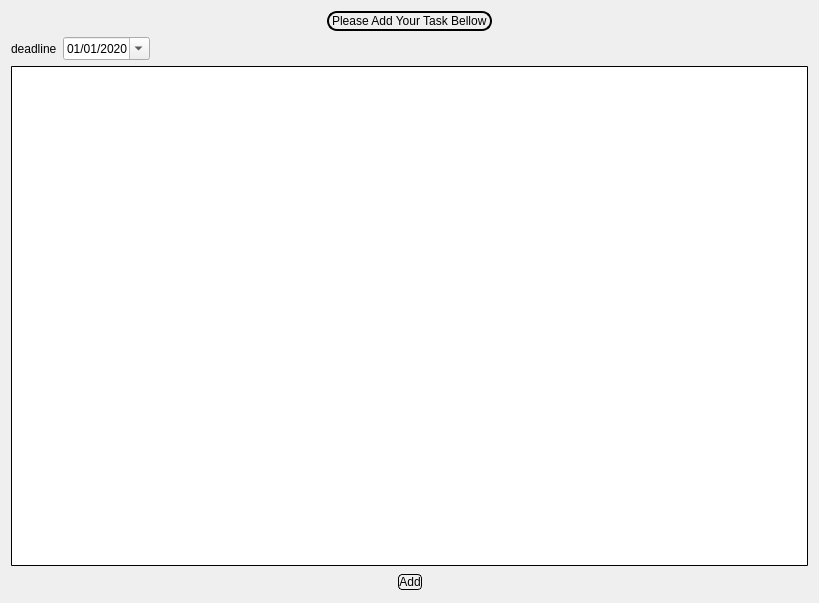
Old version of the form secdialog.ui in the repository ismesunny/Qt-To-Do-List-App-Project.
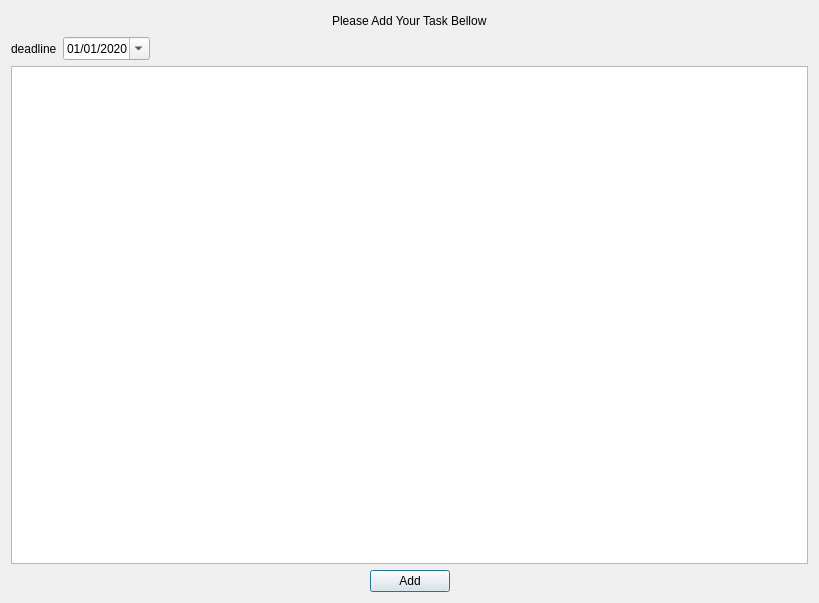
New version of the form.

```diff
--- a/secdialog.ui
+++ b/secdialog.ui
@@ -35,12 +35,8 @@
      <item>
       <widget class="QLabel" name="label">
        <property name="styleSheet">
-        <string notr="true">border-style: solid;
-border-color: black;
-border-width: 2px;
-border-radius: 10px;
-font: 75 18pt &quot;Comic Sans MS&quot;;
-text-decoration: line;</string>
+        <string notr="true">font: 18pt &quot;Noto Sans&quot;;
+</string>
        </property>
        <property name="text">
         <string>Please Add Your Task Bellow</string>
@@ -156,11 +152,7 @@
    <item>
     <widget class="QPlainTextEdit" name="plainTextEdit">
      <property name="styleSheet">
-      <string notr="true">border-style: solid;
-border-color: black;
-border-width: 1.3px;
-border-radius: 1px;
-font: 75 18pt &quot;Comic Sans MS&quot;;
+      <string notr="true">
 
 </string>
      </property>
@@ -184,11 +176,7 @@
      <item>
       <widget class="QPushButton" name="pushButton">
        <property name="styleSheet">
-        <string notr="true">border-style: solid;
-border-color: black;
-border-width: 1px;
-border-radius: 4px;
-font: 75 18pt &quot;Comic Sans MS&quot;;
+        <string notr="true">font: 16pt &quot;Noto Sans&quot;;
 </string>
        </property>
        <property name="text">
```
Left out of the diff: 4 changed lines with no effect on the pictures.
